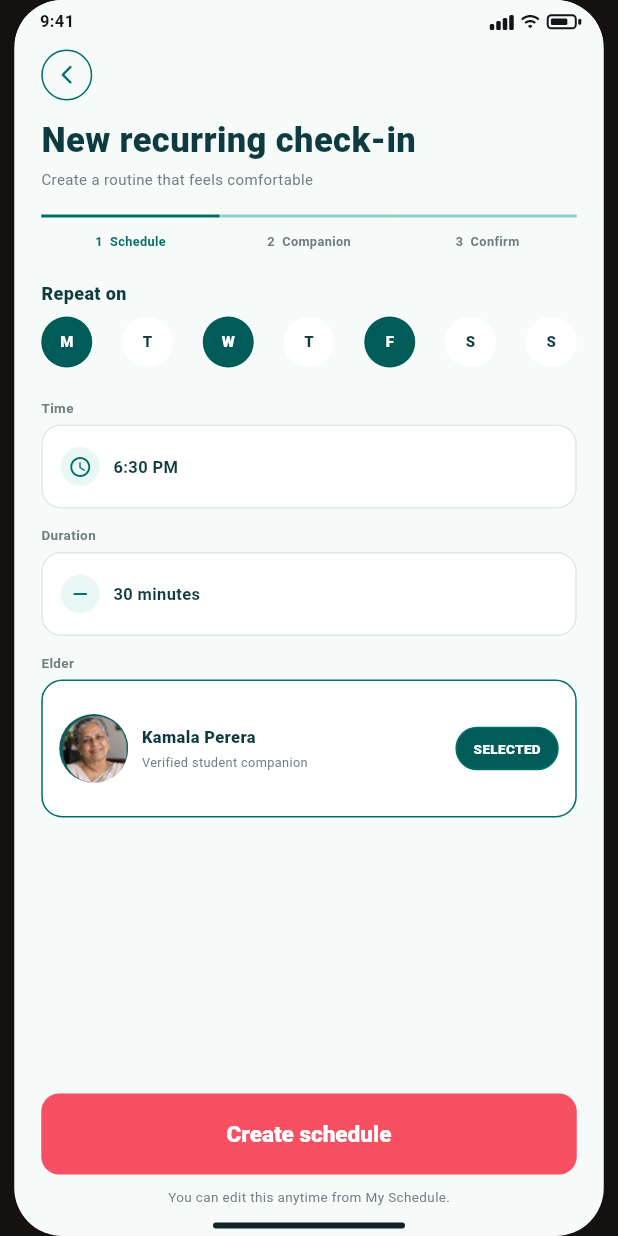
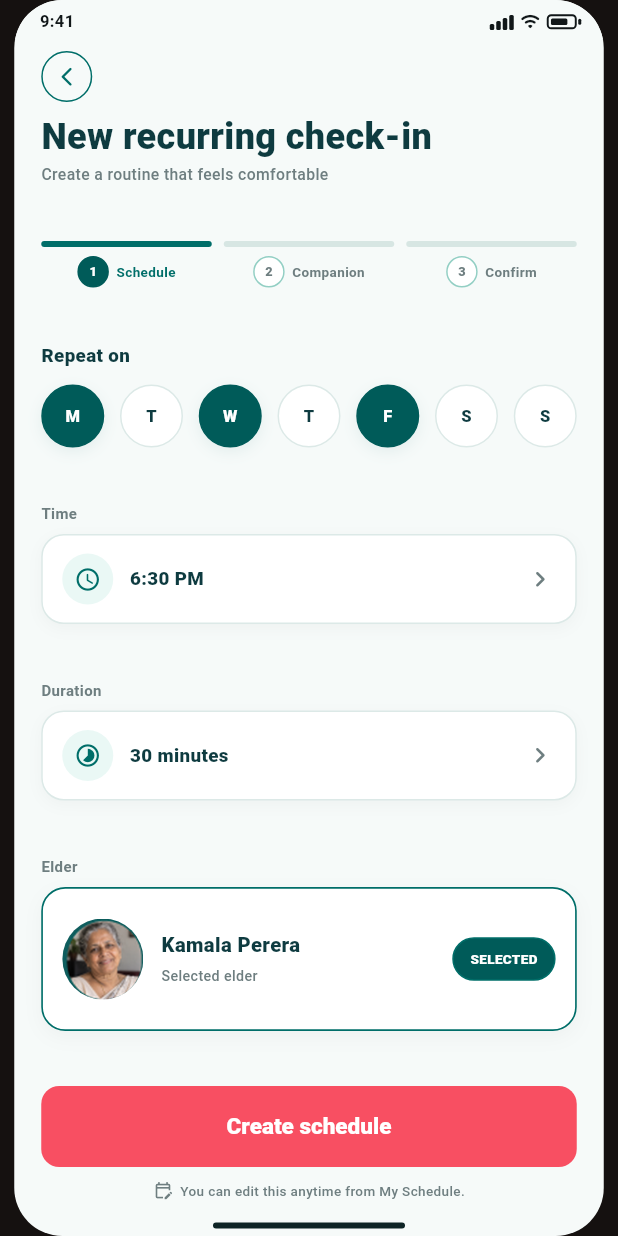
Before and after one commit to LithiraLiyanage/CareLink-App, a Flutter app: the NewRecurringCheckInScreen screen opened directly, on a phone screen of 412 x 824 dp. Run offline on Flutter 3.47's test engine with Material 3 defaults, Android fonts, the phone set to English and light mode, and no system bars.

Commit message:
Polish recurring check-in screen layout

```diff
--- a/lib/features/elder/screens/new_recurring_checkin_screen.dart
+++ b/lib/features/elder/screens/new_recurring_checkin_screen.dart
@@ -19,98 +19,279 @@ class _NewRecurringCheckInScreenState
 
   @override
   Widget build(BuildContext context) {
-    const days = ['M', 'T', 'W', 'T', 'F', 'S', 'S'];
-
     return ElderPhoneScaffold(
+      backgroundColor: ElderColors.background,
+      statusBarColor: ElderColors.background,
+      darkStatusBar: true,
       child: Padding(
-        padding: const EdgeInsets.fromLTRB(18, 7, 18, 0),
+        padding: const EdgeInsets.fromLTRB(18, 8, 18, 10),
         child: Column(
           crossAxisAlignment: CrossAxisAlignment.start,
+          mainAxisAlignment: MainAxisAlignment.spaceBetween,
           children: [
-            ElderBackButton(onPressed: () => Navigator.pop(context)),
+            _header(context),
+            _stepIndicator(),
+            _repeatSection(),
+            _fieldSection(
+              label: 'Time',
+              icon: Icons.schedule_rounded,
+              value: '6:30 PM',
+            ),
+            _fieldSection(
+              label: 'Duration',
+              icon: Icons.timelapse_rounded,
+              value: '30 minutes',
+            ),
+            _elderSection(),
+            _actions(context),
+          ],
+        ),
+      ),
+    );
+  }
+
+  Widget _header(BuildContext context) {
+    return Column(
+      crossAxisAlignment: CrossAxisAlignment.start,
+      children: [
+        ElderBackButton(
+          onPressed: () => Navigator.of(context).maybePop(),
+        ),
         const SizedBox(height: 10),
         const Text(
           'New recurring check-in',
           style: TextStyle(
             color: ElderColors.textDark,
-                fontSize: 23,
+            fontSize: 24,
+            height: 1.05,
             fontWeight: FontWeight.w900,
           ),
         ),
-            const SizedBox(height: 2),
+        const SizedBox(height: 6),
         const Text(
           'Create a routine that feels comfortable',
           style: TextStyle(
             color: ElderColors.textMuted,
-                fontSize: 10,
+            fontSize: 10.5,
+            fontWeight: FontWeight.w500,
           ),
         ),
-            const SizedBox(height: 10),
-            _stepIndicator(),
-            const SizedBox(height: 20),
+      ],
+    );
+  }
+
+  Widget _stepIndicator() {
+    return Row(
+      children: const [
+        Expanded(
+          child: _Step(
+            number: '1',
+            label: 'Schedule',
+            active: true,
+          ),
+        ),
+        SizedBox(width: 8),
+        Expanded(
+          child: _Step(
+            number: '2',
+            label: 'Companion',
+            active: false,
+          ),
+        ),
+        SizedBox(width: 8),
+        Expanded(
+          child: _Step(
+            number: '3',
+            label: 'Confirm',
+            active: false,
+          ),
+        ),
+      ],
+    );
+  }
+
+  Widget _repeatSection() {
+    const days = ['M', 'T', 'W', 'T', 'F', 'S', 'S'];
+
+    return Column(
+      crossAxisAlignment: CrossAxisAlignment.start,
+      children: [
         const Text(
           'Repeat on',
           style: TextStyle(
             color: ElderColors.textDark,
-                fontSize: 12,
+            fontSize: 12.5,
             fontWeight: FontWeight.w800,
           ),
         ),
-            const SizedBox(height: 7),
+        const SizedBox(height: 10),
         Row(
           mainAxisAlignment: MainAxisAlignment.spaceBetween,
-              children: List.generate(days.length, (i) {
-                final selected = selectedDays.contains(i);
+          children: List.generate(days.length, (index) {
+            final selected = selectedDays.contains(index);
+
             return InkWell(
               onTap: () {
                 setState(() {
-                      selected ? selectedDays.remove(i) : selectedDays.add(i);
+                  if (selected) {
+                    selectedDays.remove(index);
+                  } else {
+                    selectedDays.add(index);
+                  }
                 });
               },
-                  child: CircleAvatar(
-                    radius: 17,
-                    backgroundColor:
-                        selected ? ElderColors.darkTeal : Colors.white,
+              borderRadius: BorderRadius.circular(30),
+              child: AnimatedContainer(
+                duration: const Duration(milliseconds: 160),
+                width: 42,
+                height: 42,
+                alignment: Alignment.center,
+                decoration: BoxDecoration(
+                  color: selected ? ElderColors.darkTeal : Colors.white,
+                  shape: BoxShape.circle,
+                  border: Border.all(
+                    color: selected
+                        ? ElderColors.darkTeal
+                        : const Color(0xFFDCE9E7),
+                  ),
+                  boxShadow: selected
+                      ? const [
+                          BoxShadow(
+                            color: Color(0x14005B59),
+                            blurRadius: 8,
+                            offset: Offset(0, 3),
+                          ),
+                        ]
+                      : null,
+                ),
                 child: Text(
-                      days[i],
+                  days[index],
                   style: TextStyle(
-                        color:
-                            selected ? Colors.white : ElderColors.textDark,
+                    color: selected ? Colors.white : ElderColors.textDark,
+                    fontSize: 11,
                     fontWeight: FontWeight.w800,
-                        fontSize: 10,
                   ),
                 ),
               ),
             );
           }),
         ),
-            const SizedBox(height: 20),
-            _fieldLabel('Time'),
-            const SizedBox(height: 5),
-            _field(Icons.schedule_rounded, '6:30 PM'),
-            const SizedBox(height: 11),
-            _fieldLabel('Duration'),
-            const SizedBox(height: 5),
-            _field(Icons.remove_rounded, '30 minutes'),
-            const SizedBox(height: 11),
-            _fieldLabel('Elder'),
-            const SizedBox(height: 5),
+      ],
+    );
+  }
+
+  Widget _fieldSection({
+    required String label,
+    required IconData icon,
+    required String value,
+  }) {
+    return Column(
+      crossAxisAlignment: CrossAxisAlignment.start,
+      children: [
+        Text(
+          label,
+          style: const TextStyle(
+            color: ElderColors.textMuted,
+            fontSize: 10,
+            fontWeight: FontWeight.w700,
+          ),
+        ),
+        const SizedBox(height: 7),
         Container(
-              height: 92,
-              padding: const EdgeInsets.symmetric(horizontal: 11),
+          height: 60,
+          padding: const EdgeInsets.symmetric(horizontal: 13),
           decoration: BoxDecoration(
             color: Colors.white,
-                border: Border.all(color: ElderColors.deepTeal),
-                borderRadius: BorderRadius.circular(14),
+            border: Border.all(
+              color: const Color(0xFFDCE9E7),
+            ),
+            borderRadius: BorderRadius.circular(15),
+            boxShadow: const [
+              BoxShadow(
+                color: Color(0x08000000),
+                blurRadius: 8,
+                offset: Offset(0, 3),
+              ),
+            ],
+          ),
+          child: Row(
+            children: [
+              Container(
+                width: 34,
+                height: 34,
+                alignment: Alignment.center,
+                decoration: const BoxDecoration(
+                  color: ElderColors.mintSoft,
+                  shape: BoxShape.circle,
+                ),
+                child: Icon(
+                  icon,
+                  color: ElderColors.deepTeal,
+                  size: 18,
+                ),
+              ),
+              const SizedBox(width: 11),
+              Expanded(
+                child: Text(
+                  value,
+                  style: const TextStyle(
+                    color: ElderColors.textDark,
+                    fontSize: 12.5,
+                    fontWeight: FontWeight.w800,
+                  ),
+                ),
+              ),
+              const Icon(
+                Icons.chevron_right_rounded,
+                color: ElderColors.textMuted,
+                size: 21,
+              ),
+            ],
+          ),
+        ),
+      ],
+    );
+  }
+
+  Widget _elderSection() {
+    return Column(
+      crossAxisAlignment: CrossAxisAlignment.start,
+      children: [
+        const Text(
+          'Elder',
+          style: TextStyle(
+            color: ElderColors.textMuted,
+            fontSize: 10,
+            fontWeight: FontWeight.w700,
+          ),
+        ),
+        const SizedBox(height: 7),
+        Container(
+          height: 96,
+          padding: const EdgeInsets.symmetric(horizontal: 13),
+          decoration: BoxDecoration(
+            color: Colors.white,
+            border: Border.all(
+              color: ElderColors.deepTeal,
+              width: 1.1,
+            ),
+            borderRadius: BorderRadius.circular(16),
+            boxShadow: const [
+              BoxShadow(
+                color: Color(0x09000000),
+                blurRadius: 10,
+                offset: Offset(0, 4),
+              ),
+            ],
           ),
           child: const Row(
             children: [
               ElderAvatar(
                 asset: ElderAssets.kamalaAvatar,
-                    size: 46,
+                size: 54,
                 border: false,
               ),
-                  SizedBox(width: 9),
+              SizedBox(width: 12),
               Expanded(
                 child: Column(
                   mainAxisAlignment: MainAxisAlignment.center,
@@ -120,26 +301,36 @@ class _NewRecurringCheckInScreenState
                       'Kamala Perera',
                       style: TextStyle(
                         color: ElderColors.textDark,
-                            fontSize: 11,
-                            fontWeight: FontWeight.w800,
+                        fontSize: 13.5,
+                        fontWeight: FontWeight.w900,
                       ),
                     ),
-                        SizedBox(height: 3),
+                    SizedBox(height: 4),
                     Text(
-                          'Verified student companion',
+                      'Selected elder',
                       style: TextStyle(
                         color: ElderColors.textMuted,
-                            fontSize: 8.5,
+                        fontSize: 9.5,
+                        fontWeight: FontWeight.w500,
                       ),
                     ),
                   ],
                 ),
               ),
-                  ElderStatusPill('SELECTED', filled: true),
+              ElderStatusPill(
+                'SELECTED',
+                filled: true,
+              ),
             ],
           ),
         ),
-            const Spacer(),
+      ],
+    );
+  }
+
+  Widget _actions(BuildContext context) {
+    return Column(
+      children: [
         ElderPrimaryButton(
           label: 'Create schedule',
           color: ElderColors.coral,
@@ -152,71 +343,27 @@ class _NewRecurringCheckInScreenState
             );
           },
         ),
-            const SizedBox(height: 8),
-            const Center(
-              child: Text(
+        const SizedBox(height: 9),
+        const Row(
+          mainAxisAlignment: MainAxisAlignment.center,
+          children: [
+            Icon(
+              Icons.edit_calendar_outlined,
+              size: 13,
+              color: ElderColors.textMuted,
+            ),
+            SizedBox(width: 5),
+            Text(
               'You can edit this anytime from My Schedule.',
               style: TextStyle(
                 color: ElderColors.textMuted,
                 fontSize: 9,
-                ),
-              ),
-            ),
-            const SizedBox(height: 6),
-          ],
-        ),
-      ),
-    );
-  }
-
-  Widget _stepIndicator() {
-    return Row(
-      children: const [
-        Expanded(child: _Step('1', 'Schedule', true)),
-        Expanded(child: _Step('2', 'Companion', false)),
-        Expanded(child: _Step('3', 'Confirm', false)),
-      ],
-    );
-  }
-
-  Widget _fieldLabel(String text) {
-    return Text(
-      text,
-      style: const TextStyle(
-        color: ElderColors.textMuted,
-        fontSize: 9,
-        fontWeight: FontWeight.w700,
-      ),
-    );
-  }
-
-  Widget _field(IconData icon, String text) {
-    return Container(
-      height: 56,
-      padding: const EdgeInsets.symmetric(horizontal: 12),
-      decoration: BoxDecoration(
-        color: Colors.white,
-        border: Border.all(color: const Color(0xFFDDE9E7)),
-        borderRadius: BorderRadius.circular(13),
-      ),
-      child: Row(
-        children: [
-          CircleAvatar(
-            radius: 13,
-            backgroundColor: ElderColors.mintSoft,
-            child: Icon(icon, size: 16, color: ElderColors.deepTeal),
-          ),
-          const SizedBox(width: 9),
-          Text(
-            text,
-            style: const TextStyle(
-              color: ElderColors.textDark,
-              fontSize: 11,
-              fontWeight: FontWeight.w700,
+                fontWeight: FontWeight.w500,
               ),
             ),
           ],
         ),
+      ],
     );
   }
 }
@@ -226,24 +373,60 @@ class _Step extends StatelessWidget {
   final String label;
   final bool active;
 
-  const _Step(this.number, this.label, this.active);
+  const _Step({
+    required this.number,
+    required this.label,
+    required this.active,
+  });
 
   @override
   Widget build(BuildContext context) {
     return Column(
       children: [
-        Divider(
-          thickness: 2,
-          color: active ? ElderColors.deepTeal : ElderColors.border,
+        Container(
+          height: 4,
+          decoration: BoxDecoration(
+            color: active ? ElderColors.deepTeal : const Color(0xFFD7E6E3),
+            borderRadius: BorderRadius.circular(20),
           ),
-        const SizedBox(height: 3),
-        Text(
-          '$number  $label',
+        ),
+        const SizedBox(height: 6),
+        Row(
+          mainAxisAlignment: MainAxisAlignment.center,
+          children: [
+            Container(
+              width: 21,
+              height: 21,
+              alignment: Alignment.center,
+              decoration: BoxDecoration(
+                color: active ? ElderColors.darkTeal : Colors.white,
+                shape: BoxShape.circle,
+                border: Border.all(
+                  color: active ? ElderColors.darkTeal : ElderColors.border,
+                ),
+              ),
+              child: Text(
+                number,
+                style: TextStyle(
+                  color: active ? Colors.white : ElderColors.textMuted,
+                  fontSize: 8.5,
+                  fontWeight: FontWeight.w800,
+                ),
+              ),
+            ),
+            const SizedBox(width: 5),
+            Flexible(
+              child: Text(
+                label,
+                overflow: TextOverflow.ellipsis,
                 style: TextStyle(
                   color: active ? ElderColors.deepTeal : ElderColors.textMuted,
-            fontSize: 8.5,
+                  fontSize: 9,
                   fontWeight: FontWeight.w700,
                 ),
+              ),
+            ),
+          ],
         ),
       ],
     );
```
Lines whose indentation alone changed are shown as unchanged.
